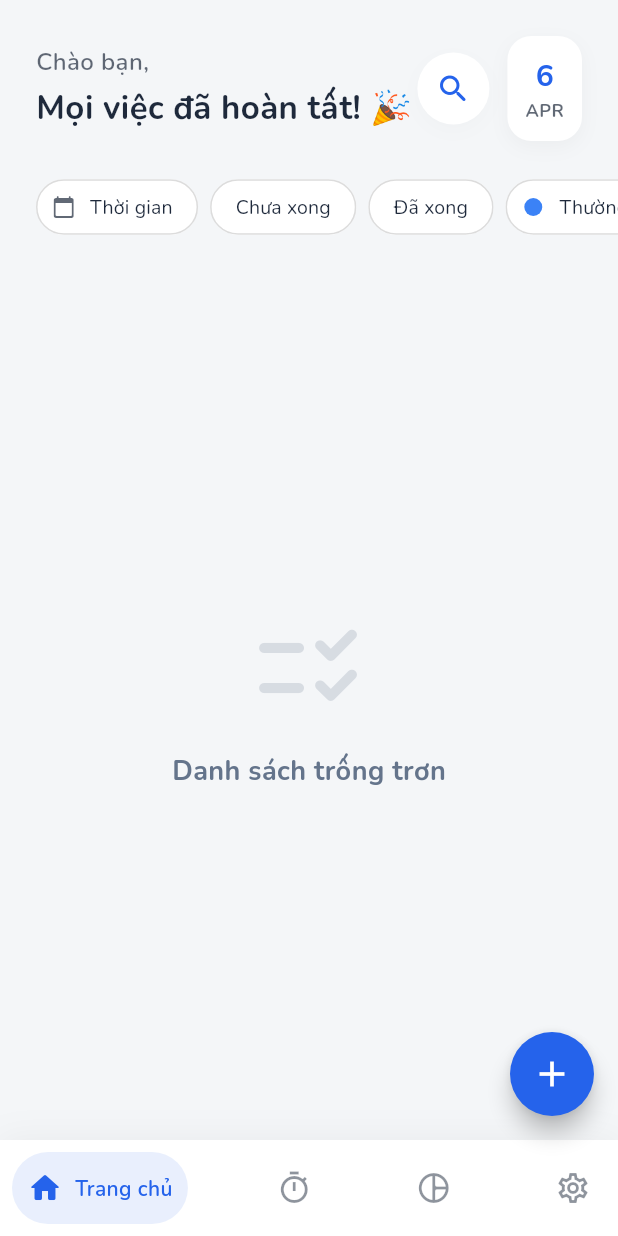
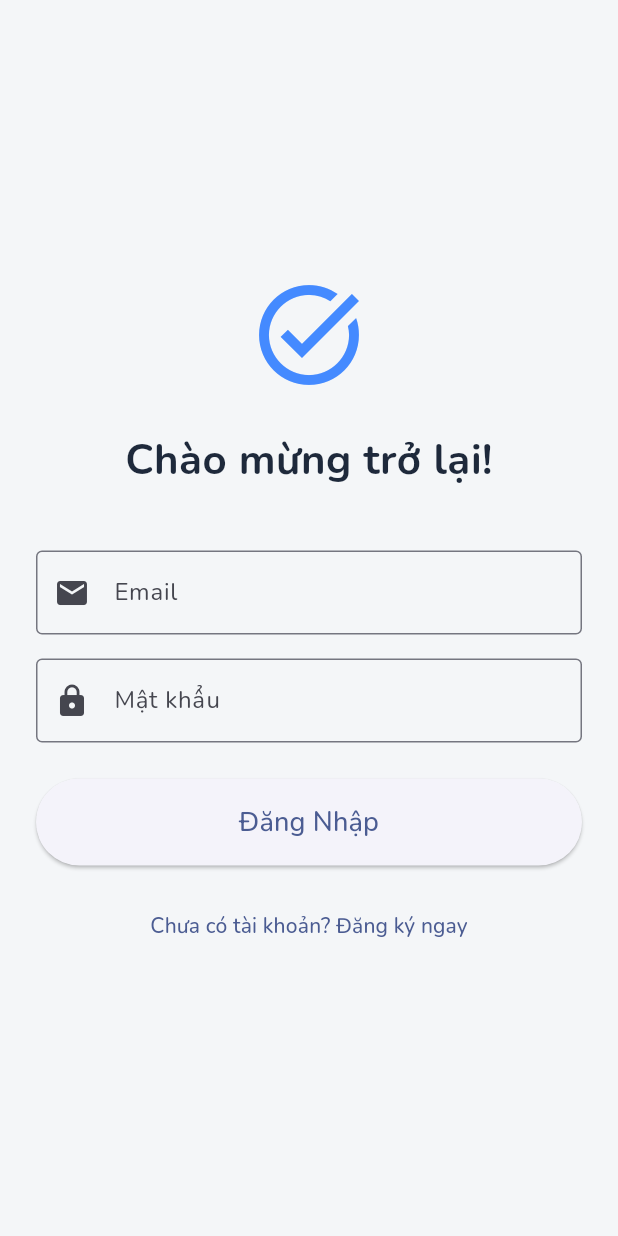
Before and after one commit to nvthih24/offline-task-planner, a Flutter app: the screen it shows after launch, on a phone screen of 412 x 824 dp. Run offline on Flutter 3.47's test engine with Material 3 defaults, Android fonts, the phone set to English and light mode, and no system bars; drawn by our look-alikes of google_nav_bar; our stand-ins replace audioplayers, fl_chart, flutter_local_notifications, flutter_slidable, google_fonts, hive and 3 more; accounts and stored records are empty.

Commit message:
feat: Thêm tính năng đăng ký đăng nhập

```diff
--- /dev/null
+++ b/lib/data/models/user_model.dart
@@ -0,0 +1,28 @@
+import 'package:hive/hive.dart';
+
+// Dòng này bắt buộc phải có để build_runner tạo file .g.dart
+part 'user_model.g.dart';
+
+// Lưu ý: typeId phải là một số DUY NHẤT.
+// Nếu file task_model.dart của ông đang dùng typeId: 0, thì ở đây phải dùng typeId: 1
+@HiveType(typeId: 1)
+class UserModel extends HiveObject {
+  @HiveField(0)
+  final String id;
+
+  @HiveField(1)
+  final String email;
+
+  @HiveField(2)
+  final String password;
+
+  @HiveField(3)
+  final String displayName;
+
+  UserModel({
+    required this.id,
+    required this.email,
+    required this.password,
+    required this.displayName,
+  });
+}
--- /dev/null
+++ b/lib/features/auth/logic/auth_provider.dart
@@ -0,0 +1,37 @@
+import 'package:flutter/material.dart';
+import 'package:hive/hive.dart';
+import '../../../data/models/user_model.dart';
+
+class AuthProvider with ChangeNotifier {
+  final Box<UserModel> _usersBox = Hive.box<UserModel>('usersBox');
+  final Box _sessionBox = Hive.box('sessionBox');
+
+  UserModel? _currentUser;
+  UserModel? get currentUser => _currentUser;
+
+  // Hàm Đăng ký
+  Future<bool> register(String email, String password, String name) async {
+    if (_usersBox.containsKey(email)) {
+      return false; // Email đã tồn tại
+    }
+    final newUser = UserModel(
+        id: DateTime.now().toString(),
+        email: email,
+        password: password,
+        displayName: name);
+    await _usersBox.put(email, newUser); // Dùng email làm Key luôn cho dễ tìm
+    return true;
+  }
+
+  // Hàm Đăng nhập
+  Future<bool> login(String email, String password) async {
+    final user = _usersBox.get(email);
+    if (user != null && user.password == password) {
+      _currentUser = user;
+      await _sessionBox.put('loggedInEmail', email); // Lưu phiên
+      notifyListeners();
+      return true;
+    }
+    return false; // Sai email hoặc pass
+  }
+}
--- /dev/null
+++ b/lib/features/auth/screens/login_screen.dart
@@ -0,0 +1,133 @@
+import 'package:flutter/material.dart';
+import 'package:provider/provider.dart';
+import '../logic/auth_provider.dart';
+import 'register_screen.dart';
+
+class LoginScreen extends StatefulWidget {
+  const LoginScreen({Key? key}) : super(key: key);
+
+  @override
+  State<LoginScreen> createState() => _LoginScreenState();
+}
+
+class _LoginScreenState extends State<LoginScreen> {
+  final _formKey = GlobalKey<FormState>();
+  final _emailController = TextEditingController();
+  final _passwordController = TextEditingController();
+  bool _isLoading = false;
+
+  void _handleLogin() async {
+    if (_formKey.currentState!.validate()) {
+      setState(() => _isLoading = true);
+
+      final success = await context.read<AuthProvider>().login(
+            _emailController.text.trim(),
+            _passwordController.text,
+          );
+
+      setState(() => _isLoading = false);
+
+      if (success) {
+        if (!mounted) return;
+        // Chuyển sang màn hình Home sau khi đăng nhập thành công
+        Navigator.pushReplacementNamed(context, '/home');
+      } else {
+        if (!mounted) return;
+        ScaffoldMessenger.of(context).showSnackBar(
+          const SnackBar(content: Text('Sai email hoặc mật khẩu!')),
+        );
+      }
+    }
+  }
+
+  @override
+  Widget build(BuildContext context) {
+    return Scaffold(
+      body: SafeArea(
+        child: Center(
+          child: SingleChildScrollView(
+            padding: const EdgeInsets.all(24.0),
+            child: Form(
+              key: _formKey,
+              child: Column(
+                mainAxisAlignment: MainAxisAlignment.center,
+                crossAxisAlignment: CrossAxisAlignment.stretch,
+                children: [
+                  const Icon(Icons.task_alt,
+                      size: 80, color: Colors.blueAccent),
+                  const SizedBox(height: 24),
+                  const Text(
+                    'Chào mừng trở lại!',
+                    textAlign: TextAlign.center,
+                    style: TextStyle(fontSize: 28, fontWeight: FontWeight.bold),
+                  ),
+                  const SizedBox(height: 40),
+
+                  // Ô nhập Email
+                  TextFormField(
+                    controller: _emailController,
+                    keyboardType: TextInputType.emailAddress,
+                    decoration: const InputDecoration(
+                      labelText: 'Email',
+                      prefixIcon: Icon(Icons.email),
+                      border: OutlineInputBorder(),
+                    ),
+                    validator: (value) {
+                      if (value == null || value.isEmpty)
+                        return 'Vui lòng nhập email';
+                      if (!value.contains('@')) return 'Email không hợp lệ';
+                      return null;
+                    },
+                  ),
+                  const SizedBox(height: 16),
+
+                  // Ô nhập Mật khẩu
+                  TextFormField(
+                    controller: _passwordController,
+                    obscureText: true,
+                    decoration: const InputDecoration(
+                      labelText: 'Mật khẩu',
+                      prefixIcon: Icon(Icons.lock),
+                      border: OutlineInputBorder(),
+                    ),
+                    validator: (value) {
+                      if (value == null || value.isEmpty)
+                        return 'Vui lòng nhập mật khẩu';
+                      if (value.length < 6) return 'Mật khẩu phải từ 6 ký tự';
+                      return null;
+                    },
+                  ),
+                  const SizedBox(height: 24),
+
+                  // Nút Đăng nhập
+                  ElevatedButton(
+                    onPressed: _isLoading ? null : _handleLogin,
+                    style: ElevatedButton.styleFrom(
+                      padding: const EdgeInsets.symmetric(vertical: 16),
+                    ),
+                    child: _isLoading
+                        ? const CircularProgressIndicator()
+                        : const Text('Đăng Nhập',
+                            style: TextStyle(fontSize: 18)),
+                  ),
+                  const SizedBox(height: 16),
+
+                  // Nút chuyển sang Đăng ký
+                  TextButton(
+                    onPressed: () {
+                      Navigator.push(
+                          context,
+                          MaterialPageRoute(
+                              builder: (_) => const RegisterScreen()));
+                    },
+                    child: const Text('Chưa có tài khoản? Đăng ký ngay'),
+                  ),
+                ],
+              ),
+            ),
+          ),
+        ),
+      ),
+    );
+  }
+}
--- a/lib/features/home/screens/home_screen.dart
+++ b/lib/features/home/screens/home_screen.dart
@@ -111,7 +111,7 @@ class _HomeScreenState extends State<HomeScreen> {
                             borderRadius: BorderRadius.circular(16),
                             boxShadow: [
                               BoxShadow(
-                                  color: Colors.grey.withOpacity(0.1),
+                                  color: Colors.grey.withOpacity(0.05),
                                   blurRadius: 10,
                                   offset: const Offset(0, 4))
                             ],
--- a/lib/main.dart
+++ b/lib/main.dart
@@ -8,15 +8,23 @@ import 'features/task_manager/logic/task_provider.dart';
 import 'features/task_manager/logic/theme_provider.dart';
 import 'features/home/screens/pages.dart';
 import 'core/services/notification_service.dart';
+import 'data/models/user_model.dart';
+import 'package:provider/provider.dart';
+import 'features/auth/logic/auth_provider.dart';
+import 'features/auth/screens/login_screen.dart';
+import 'features/home/screens/home_screen.dart';
 
 const String taskBoxName = 'tasks';
 
 void main() async {
   WidgetsFlutterBinding.ensureInitialized();
   await Hive.initFlutter();
+  Hive.registerAdapter(UserModelAdapter());
   Hive.registerAdapter(TaskAdapter());
   await Hive.openBox<Task>(taskBoxName);
   await Hive.openBox('settings');
+  await Hive.openBox<UserModel>('usersBox'); // Lưu danh sách tài khoản
+  await Hive.openBox('sessionBox'); // Lưu phiên đăng nhập (ai đang dùng app)
 
   try {
     await NotificationService().init();
@@ -27,6 +35,7 @@ void main() async {
   runApp(
     MultiProvider(
       providers: [
+        ChangeNotifierProvider(create: (_) => AuthProvider()),
         ChangeNotifierProvider(create: (_) => TaskProvider()),
         ChangeNotifierProvider(create: (_) => ThemeProvider()),
       ],
@@ -94,7 +103,9 @@ class MyApp extends StatelessWidget {
         ),
         useMaterial3: true,
       ),
-      home: const Pages(),
+      home: Hive.box('sessionBox').get('loggedInEmail') != null
+          ? const Pages() // Nếu đã có email trong session -> Đã đăng nhập -> Vào Trang chủ
+          : const LoginScreen(),
     );
   }
 }
```
Also changed, not shown: lib/features/auth/screens/register_screen.dart (added, +155 -0 lines), lib/data/models/user_model.g.dart (added).
